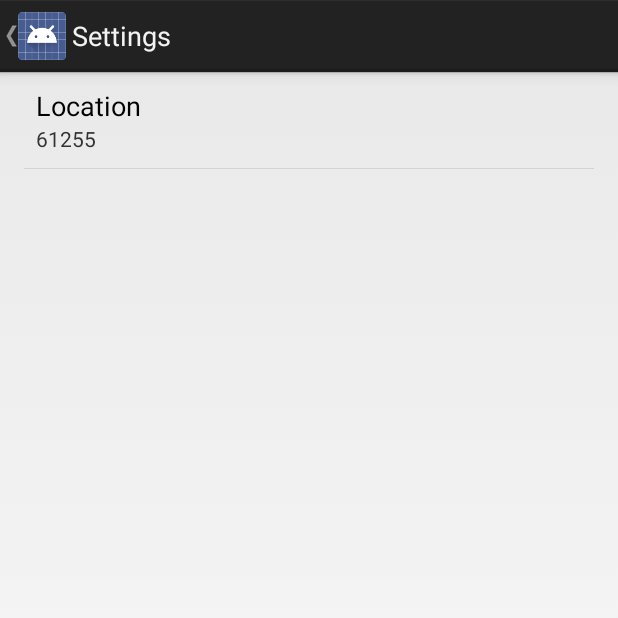
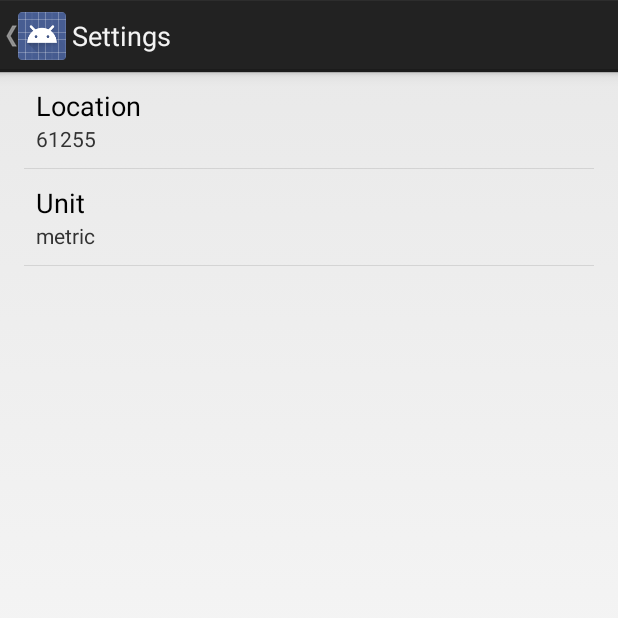
Before and after one commit to punki/Sunshine, an Android app: the SettingsActivity screen opened directly, with no data from a screen before it, on a phone screen of 412 x 824 dp, the top half of it. Run offline under Robolectric (Android 15) with nearby library versions, the phone set to English and light mode, and no system bars.

Commit message:
units sie pokazoja

```diff
--- a/app/src/main/java/com/example/punki/sunshne/SettingsActivity.java
+++ b/app/src/main/java/com/example/punki/sunshne/SettingsActivity.java
@@ -28,6 +28,7 @@ public class SettingsActivity extends PreferenceActivity
         // For all preferences, attach an OnPreferenceChangeListener so the UI summary can be
         // updated when the preference changes.
         bindPreferenceSummaryToValue(findPreference(getString(R.string.pref_location_key)));
+        bindPreferenceSummaryToValue(findPreference(getString(R.string.pref_unit_key)));
     }
 
     /**
--- /dev/null
+++ b/app/src/main/res/values/arrays.xml
@@ -0,0 +1,15 @@
+<?xml version="1.0" encoding="utf-8"?>
+<resources>
+    <string-array name="pref_unit_entries">
+        <item>metric</item>
+        <item>imperial</item>
+    </string-array>
+    <string-array name="pref_unit_values">
+        <item>
+            metric
+        </item>
+        <item>
+            imperial
+        </item>
+    </string-array>
+</resources>
--- a/app/src/main/res/values/strings.xml
+++ b/app/src/main/res/values/strings.xml
@@ -10,5 +10,9 @@
     <string name="pref_location_label">Location</string>
     <string name="pref_location_key" translatable="false">location</string>
     <string name="pref_location_default" translatable="false">61255</string>
+    <string name="pref_unit_key">Unit</string>
+    <string name="pref_unit_title">Unit</string>
+    <string name="pref_unit_dialog_title">Unit</string>
+    <string name="pref_unit_default">metric</string>
 
 </resources>
--- a/app/src/main/res/xml/pref_general.xml
+++ b/app/src/main/res/xml/pref_general.xml
@@ -7,4 +7,12 @@
         android:defaultValue="@string/pref_location_default"
         android:inputType="text"
         android:singleLine="true"/>
+
+    <ListPreference
+        android:key="@string/pref_unit_key"
+        android:title="@string/pref_unit_title"
+        android:dialogTitle="@string/pref_unit_dialog_title"
+        android:entries="@array/pref_unit_entries"
+        android:entryValues="@array/pref_unit_values"
+        android:defaultValue="@string/pref_unit_default" />
 </PreferenceScreen>
```
